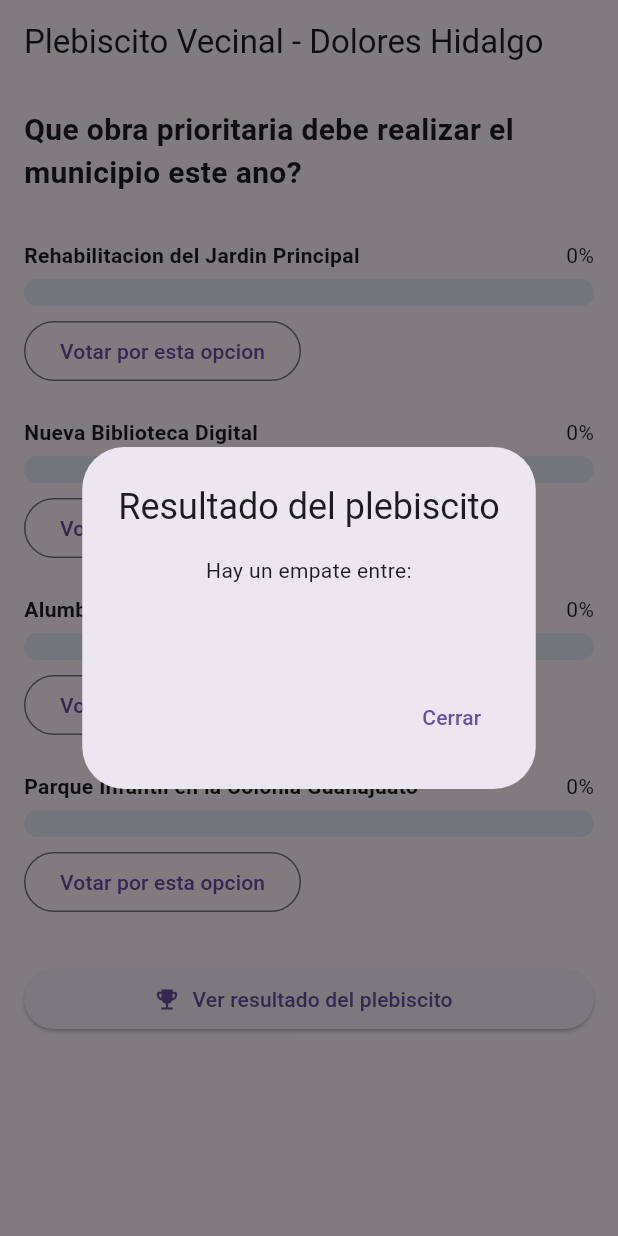
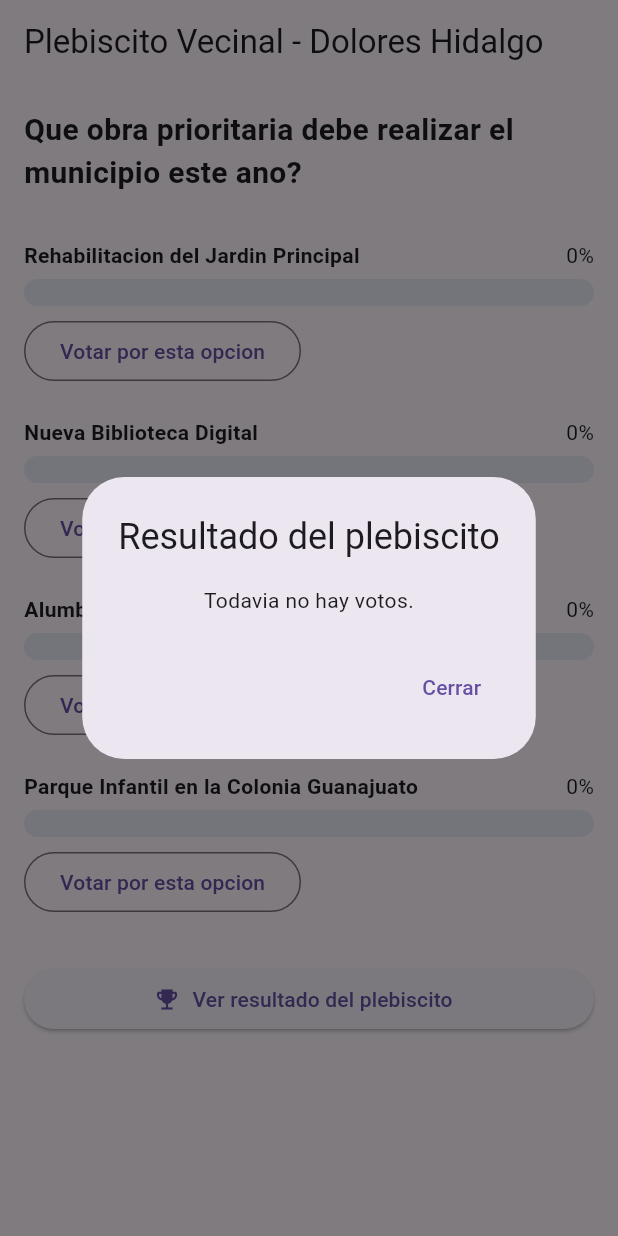
Before and after one commit to christiaaandiooor/vota_dolores_hidalgo, a Flutter app: the screen it shows after launch, after a tap on "Ver resultado del plebiscito", on a phone screen of 412 x 824 dp. Run offline on Flutter 3.47's test engine with Material 3 defaults, Android fonts, the phone set to English and light mode, and no system bars.

Commit message:
fix(verde): pantalla, sin votos dice que todavia no hay votos
Co-Authored-By: Claude Opus 5.5 <noreply@anthropic.com>
Claude-Session: https://claude.ai/code/session_01WuLazq4Um3W23Yr7L8FxVz

```diff
--- a/lib/presentation/votacion_screen.dart
+++ b/lib/presentation/votacion_screen.dart
@@ -64,9 +64,7 @@ class _VotacionScreenState extends State<VotacionScreen> {
             child: AlertDialog(
               title: const Text('Resultado del plebiscito'),
               content: Text(
-                ganadores.length == 1
-                    ? 'La opcion ganadora es:\n\n' + ganadores.first.texto
-                    : 'Hay un empate entre:\n\n' + ganadores.map((g) => g.texto).join('\n'),
+                _textoResultado(ganadores),
                 textAlign: TextAlign.center,
               ),
               actions: [
@@ -77,6 +75,12 @@ class _VotacionScreenState extends State<VotacionScreen> {
         );
       },
     );
+  }
+
+  String _textoResultado(List<OpcionVotacion> ganadores) {
+    if (ganadores.isEmpty) return 'Todavia no hay votos.';
+    if (ganadores.length == 1) return 'La opcion ganadora es:\n\n${ganadores.first.texto}';
+    return 'Hay un empate entre:\n\n${ganadores.map((g) => g.texto).join('\n')}';
   }
 
   @override
```
Also changed, not shown: 2 other files.
